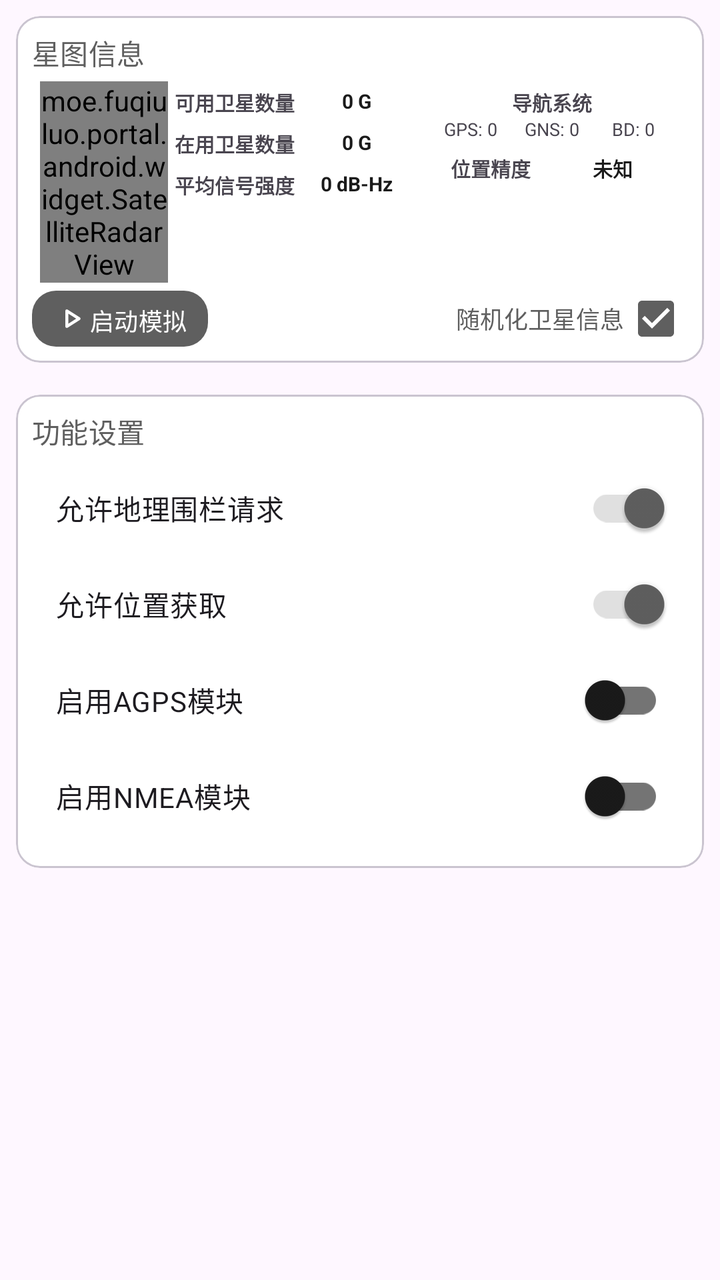
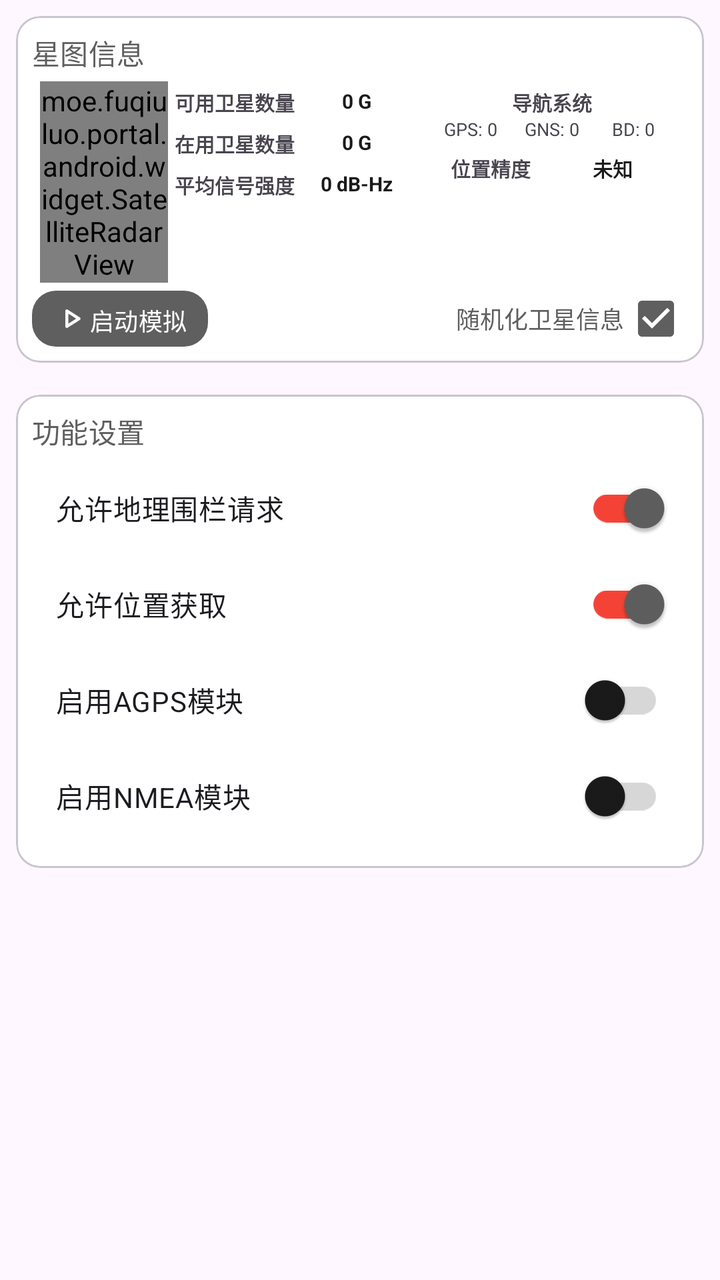

An Android layout rendered at two revisions. The XML below is the earlier revision; the diff shows what the commit changed to produce the second picture.
<!-- AndroidManifest.xml: application theme AppTheme -->
<!-- res/layout/fragment_gnss_mock.xml -->
<?xml version="1.0" encoding="utf-8"?>
<androidx.coordinatorlayout.widget.CoordinatorLayout
    xmlns:android="http://schemas.android.com/apk/res/android"
    xmlns:app="http://schemas.android.com/apk/res-auto"
    xmlns:tools="http://schemas.android.com/tools"
    android:layout_width="match_parent"
    android:layout_height="match_parent"
    tools:context=".ui.gnss.GnssMockFragment">

    <androidx.core.widget.NestedScrollView
        android:layout_width="match_parent"
        android:layout_height="match_parent">

        <LinearLayout
            android:layout_width="match_parent"
            android:layout_height="wrap_content"
            android:orientation="vertical">

            
            <com.google.android.material.card.MaterialCardView
                android:id="@+id/mock_gnss_card"
                android:layout_width="match_parent"
                android:layout_height="wrap_content"
                app:cardCornerRadius="12dp"
                android:layout_margin="8dp"
                app:cardPreventCornerOverlap="false"
                app:contentPadding="8dp">

                <LinearLayout
                    android:layout_width="match_parent"
                    android:layout_height="wrap_content"
                    android:orientation="vertical">

                    <TextView
                        android:layout_width="match_parent"
                        android:layout_height="wrap_content"
                        android:textColor="?attr/colorOnSurfaceVariant"
                        android:textAppearance="@style/TextAppearance.Material3.TitleSmall"
                        android:text="@string/satellites_info"/>

                    
                    <androidx.constraintlayout.widget.ConstraintLayout
                        android:layout_width="match_parent"
                        android:layout_height="wrap_content"
                        android:padding="4dp">

                        <moe.fuqiuluo.portal.android.widget.SatelliteRadarView
                            android:id="@+id/satellite_rada_view"
                            android:layout_width="0dp"
                            android:layout_height="wrap_content"
                            android:gravity="center"
                            app:layout_constraintEnd_toStartOf="@+id/satellites_info"
                            app:layout_constraintHorizontal_chainStyle="spread"
                            app:layout_constraintHorizontal_weight="1"
                            app:layout_constraintStart_toStartOf="parent"
                            app:layout_constraintTop_toTopOf="parent" />

                        <LinearLayout
                            android:id="@+id/satellites_info"
                            android:layout_width="0dp"
                            android:layout_height="wrap_content"
                            android:orientation="vertical"
                            android:gravity="center"
                            app:layout_constraintHorizontal_weight="2"
                            app:layout_constraintStart_toEndOf="@+id/satellite_rada_view"
                            app:layout_constraintEnd_toStartOf="@+id/text3"
                            app:layout_constraintTop_toTopOf="parent">

                            <TextView
                                android:visibility="gone"
                                android:layout_width="match_parent"
                                android:layout_height="wrap_content"
                                android:text="卫星信息"
                                android:gravity="center" />

                            <androidx.constraintlayout.widget.ConstraintLayout
                                android:layout_width="match_parent"
                                android:layout_height="wrap_content"
                                android:padding="3dp">

                                <TextView
                                    android:id="@+id/in_view_left_item"
                                    android:layout_width="0dp"
                                    android:layout_height="wrap_content"
                                    android:text="@string/in_view_left_item"
                                    android:gravity="center"
                                    android:textStyle="bold"
                                    android:textSize="10sp"
                                    app:layout_constraintHorizontal_weight="1"
                                    app:layout_constraintStart_toStartOf="parent"
                                    app:layout_constraintEnd_toStartOf="@+id/in_view_right_item"
                                    app:layout_constraintTop_toTopOf="parent"
                                    app:layout_constraintHorizontal_chainStyle="spread" />

                                <TextView
                                    android:id="@+id/in_view_right_item"
                                    android:layout_width="0dp"
                                    android:layout_height="wrap_content"
                                    android:text="@string/zero"
                                    android:gravity="center"
                                    android:textColor="?attr/colorOnSurface"
                                    android:textStyle="bold"
                                    android:textSize="10sp"
                                    app:layout_constraintHorizontal_weight="1"
                                    app:layout_constraintStart_toEndOf="@+id/in_view_left_item"
                                    app:layout_constraintEnd_toEndOf="parent"
                                    app:layout_constraintTop_toTopOf="parent" />

                            </androidx.constraintlayout.widget.ConstraintLayout>

                            <androidx.constraintlayout.widget.ConstraintLayout
                                android:layout_width="match_parent"
                                android:layout_height="wrap_content"
                                android:padding="3dp">

                                <TextView
                                    android:id="@+id/in_use_left_item"
                                    android:layout_width="0dp"
                                    android:layout_height="wrap_content"
                                    android:text="@string/in_use_satellite"
                                    android:gravity="center"
                                    android:textStyle="bold"
                                    android:textSize="10sp"
                                    app:layout_constraintHorizontal_weight="1"
                                    app:layout_constraintStart_toStartOf="parent"
                                    app:layout_constraintEnd_toStartOf="@+id/in_use_right_item"
                                    app:layout_constraintTop_toTopOf="parent"
                                    app:layout_constraintHorizontal_chainStyle="spread" />

                                <TextView
                                    android:id="@+id/in_use_right_item"
                                    android:layout_width="0dp"
                                    android:layout_height="wrap_content"
                                    android:text="@string/zero"
                                    android:gravity="center"
                                    android:textColor="?attr/colorOnSurface"
                                    android:textStyle="bold"
                                    android:textSize="10sp"
                                    app:layout_constraintHorizontal_weight="1"
                                    app:layout_constraintStart_toEndOf="@+id/in_use_left_item"
                                    app:layout_constraintEnd_toEndOf="parent"
                                    app:layout_constraintTop_toTopOf="parent" />

                            </androidx.constraintlayout.widget.ConstraintLayout>

                            <androidx.constraintlayout.widget.ConstraintLayout
                                android:layout_width="match_parent"
                                android:layout_height="wrap_content"
                                android:padding="3dp">

                                <TextView
                                    android:id="@+id/signal_strength_left_item"
                                    android:layout_width="0dp"
                                    android:layout_height="wrap_content"
                                    android:text="平均信号强度"
                                    android:gravity="center"
                                    android:textStyle="bold"
                                    android:textSize="10sp"
                                    app:layout_constraintHorizontal_weight="1"
                                    app:layout_constraintStart_toStartOf="parent"
                                    app:layout_constraintEnd_toStartOf="@+id/signal_strength_right_item"
                                    app:layout_constraintTop_toTopOf="parent"
                                    app:layout_constraintHorizontal_chainStyle="spread" />

                                <TextView
                                    android:id="@+id/signal_strength_right_item"
                                    android:layout_width="0dp"
                                    android:layout_height="wrap_content"
                                    android:text="0 dB-Hz"
                                    android:gravity="center"
                                    android:textColor="?attr/colorOnSurface"
                                    android:textStyle="bold"
                                    android:textSize="10sp"
                                    app:layout_constraintHorizontal_weight="1"
                                    app:layout_constraintStart_toEndOf="@+id/signal_strength_left_item"
                                    app:layout_constraintEnd_toEndOf="parent"
                                    app:layout_constraintTop_toTopOf="parent" />
                            </androidx.constraintlayout.widget.ConstraintLayout>

                            <com.google.android.material.card.MaterialCardView
                                android:visibility="gone"
                                android:layout_width="match_parent"
                                android:layout_height="wrap_content"
                                android:layout_margin="4dp"
                                app:cardCornerRadius="12dp"
                                app:cardElevation="1dp">

                                <LinearLayout
                                    android:layout_width="match_parent"
                                    android:layout_height="wrap_content"
                                    android:orientation="vertical"
                                    android:padding="4dp">

                                    <TextView
                                        android:layout_width="match_parent"
                                        android:layout_height="wrap_content"
                                        android:text="选中卫星详情"
                                        android:gravity="center"
                                        android:textStyle="bold"
                                        android:textSize="10sp"/>

                                    <TextView
                                        android:id="@+id/selected_satellite_prn"
                                        android:layout_width="match_parent"
                                        android:layout_height="wrap_content"
                                        android:text="PRN: --"
                                        android:textSize="9sp"/>

                                    <TextView
                                        android:id="@+id/selected_satellite_snr"
                                        android:layout_width="match_parent"
                                        android:layout_height="wrap_content"
                                        android:text="信号强度: -- dB-Hz"
                                        android:textSize="9sp"/>

                                    <TextView
                                        android:id="@+id/selected_satellite_elevation"
                                        android:layout_width="match_parent"
                                        android:layout_height="wrap_content"
                                        android:text="仰角: -- 度"
                                        android:textSize="9sp"/>

                                    <TextView
                                        android:id="@+id/selected_satellite_azimuth"
                                        android:layout_width="match_parent"
                                        android:layout_height="wrap_content"
                                        android:text="方位角: -- 度"
                                        android:textSize="9sp"/>
                                </LinearLayout>
                            </com.google.android.material.card.MaterialCardView>

                        </LinearLayout>

                        <LinearLayout
                            android:id="@+id/text3"
                            android:layout_width="0dp"
                            android:layout_height="wrap_content"
                            android:orientation="vertical"
                            app:layout_constraintHorizontal_weight="2"
                            app:layout_constraintStart_toEndOf="@+id/satellites_info"
                            app:layout_constraintEnd_toEndOf="parent"
                            app:layout_constraintTop_toTopOf="parent">

                            <androidx.constraintlayout.widget.ConstraintLayout
                                android:layout_width="match_parent"
                                android:layout_height="wrap_content"
                                android:padding="3dp">

                                <TextView
                                    android:id="@+id/nav_systems_title"
                                    android:layout_width="match_parent"
                                    android:layout_height="wrap_content"
                                    android:text="导航系统"
                                    android:gravity="center"
                                    android:textStyle="bold"
                                    android:textSize="10sp"
                                    app:layout_constraintTop_toTopOf="parent"
                                    app:layout_constraintStart_toStartOf="parent"
                                    app:layout_constraintEnd_toEndOf="parent"/>

                                <LinearLayout
                                    android:layout_width="match_parent"
                                    android:layout_height="wrap_content"
                                    android:orientation="horizontal"
                                    app:layout_constraintTop_toBottomOf="@id/nav_systems_title">

                                    <TextView
                                        android:id="@+id/gps_count"
                                        android:layout_width="0dp"
                                        android:layout_height="wrap_content"
                                        android:layout_weight="1"
                                        android:gravity="center"
                                        android:text="GPS: 0"
                                        android:textSize="9sp" />

                                    <TextView
                                        android:id="@+id/glonass_count"
                                        android:layout_width="0dp"
                                        android:layout_height="wrap_content"
                                        android:layout_weight="1"
                                        android:text="GNS: 0"
                                        android:gravity="center"
                                        android:textSize="9sp"/>

                                    <TextView
                                        android:id="@+id/beidou_count"
                                        android:layout_width="0dp"
                                        android:layout_height="wrap_content"
                                        android:layout_weight="1"
                                        android:text="BD: 0"
                                        android:gravity="center"
                                        android:textSize="9sp"/>
                                </LinearLayout>
                            </androidx.constraintlayout.widget.ConstraintLayout>

                            <androidx.constraintlayout.widget.ConstraintLayout
                                android:layout_width="match_parent"
                                android:layout_height="wrap_content"
                                android:padding="3dp">

                                <TextView
                                    android:id="@+id/accuracy_left_item"
                                    android:layout_width="0dp"
                                    android:layout_height="wrap_content"
                                    android:text="位置精度"
                                    android:gravity="center"
                                    android:textStyle="bold"
                                    android:textSize="10sp"
                                    app:layout_constraintHorizontal_weight="1"
                                    app:layout_constraintStart_toStartOf="parent"
                                    app:layout_constraintEnd_toStartOf="@+id/accuracy_right_item"
                                    app:layout_constraintTop_toTopOf="parent"
                                    app:layout_constraintHorizontal_chainStyle="spread" />

                                <TextView
                                    android:id="@+id/accuracy_right_item"
                                    android:layout_width="0dp"
                                    android:layout_height="wrap_content"
                                    android:text="未知"
                                    android:gravity="center"
                                    android:textColor="?attr/colorOnSurface"
                                    android:textStyle="bold"
                                    android:textSize="10sp"
                                    app:layout_constraintHorizontal_weight="1"
                                    app:layout_constraintStart_toEndOf="@+id/accuracy_left_item"
                                    app:layout_constraintEnd_toEndOf="parent"
                                    app:layout_constraintTop_toTopOf="parent" />
                            </androidx.constraintlayout.widget.ConstraintLayout>
                        </LinearLayout>

                    </androidx.constraintlayout.widget.ConstraintLayout>

                    <LinearLayout
                        android:layout_width="match_parent"
                        android:layout_height="wrap_content"
                        android:baselineAligned="false"
                        android:orientation="horizontal">

                        <LinearLayout
                            android:layout_width="0dp"
                            android:layout_height="wrap_content"
                            android:layout_weight="1">

                            <com.google.android.material.button.MaterialButton
                                android:id="@+id/switch_gnss_mock"
                                android:layout_width="wrap_content"
                                android:layout_height="28dp"
                                android:textColor="?attr/colorOnPrimary"
                                android:text="@string/start_mock"
                                style="@style/Widget.Material3.Button"
                                android:insetRight="0dp"
                                android:insetLeft="0dp"
                                android:insetTop="0dp"
                                android:insetBottom="0dp"
                                android:textSize="12sp"
                                app:icon="@drawable/rounded_play_arrow_24"
                                app:iconGravity="textStart"
                                app:iconPadding="0dp"
                                android:padding="6dp"
                                app:iconTint="?attr/colorOnPrimary"
                                app:cornerRadius="12dp"/>

                        </LinearLayout>

                        <LinearLayout
                            android:layout_width="0dp"
                            android:layout_weight="1"
                            android:layout_height="match_parent"
                            android:gravity="end|center">

                            <CheckedTextView
                                android:id="@+id/random_gnss"
                                android:layout_width="wrap_content"
                                android:layout_height="wrap_content"
                                android:checkMark="?android:attr/listChoiceIndicatorMultiple"
                                android:checkMarkTint="?attr/colorOnSurfaceVariant"
                                android:checked="true"
                                android:gravity="center"
                                android:text="随机化卫星信息"
                                android:textColor="?attr/colorOnSurfaceVariant"
                                android:textSize="12sp" />
                        </LinearLayout>
                    </LinearLayout>
                </LinearLayout>
            </com.google.android.material.card.MaterialCardView>

            
            <com.google.android.material.card.MaterialCardView
                android:id="@+id/settings_card"
                android:layout_width="match_parent"
                android:layout_height="wrap_content"
                app:cardCornerRadius="12dp"
                android:layout_margin="8dp"
                app:cardPreventCornerOverlap="false"
                app:contentPadding="8dp">

                <LinearLayout
                    android:layout_width="match_parent"
                    android:layout_height="wrap_content"
                    android:orientation="vertical">

                    <TextView
                        android:layout_width="match_parent"
                        android:layout_height="wrap_content"
                        android:textColor="?attr/colorOnSurfaceVariant"
                        android:textAppearance="@style/TextAppearance.Material3.TitleSmall"
                        android:text="功能设置"/>

                    <LinearLayout
                        android:layout_width="match_parent"
                        android:layout_height="wrap_content"
                        android:orientation="vertical"
                        android:padding="4dp">

                        <com.google.android.material.switchmaterial.SwitchMaterial
                            android:id="@+id/switch_request_geofence"
                            android:layout_width="match_parent"
                            android:layout_height="wrap_content"
                            android:text="允许地理围栏请求"
                            android:checked="true"
                            android:padding="8dp"/>

                        <com.google.android.material.switchmaterial.SwitchMaterial
                            android:id="@+id/switch_get_from_location"
                            android:layout_width="match_parent"
                            android:layout_height="wrap_content"
                            android:checked="true"
                            android:padding="8dp"
                            android:text="允许位置获取" />

                        <com.google.android.material.switchmaterial.SwitchMaterial
                            android:id="@+id/switch_enable_agps"
                            android:layout_width="match_parent"
                            android:layout_height="wrap_content"
                            android:text="启用AGPS模块"
                            android:checked="false"
                            android:padding="8dp"/>

                        <com.google.android.material.switchmaterial.SwitchMaterial
                            android:id="@+id/switch_enable_nmea"
                            android:layout_width="match_parent"
                            android:layout_height="wrap_content"
                            android:text="启用NMEA模块"
                            android:checked="false"
                            android:padding="8dp"/>
                    </LinearLayout>
                </LinearLayout>
            </com.google.android.material.card.MaterialCardView>
        </LinearLayout>
    </androidx.core.widget.NestedScrollView>
</androidx.coordinatorlayout.widget.CoordinatorLayout>
<!-- resources referenced by this layout -->
<resources>
  <!-- drawable rounded_play_arrow_24 (drawable) -->
  <vector xmlns:android="http://schemas.android.com/apk/res/android" android:autoMirrored="true" android:height="24dp" android:tint="#FFFFFF" android:viewportHeight="960" android:viewportWidth="960" android:width="24dp">
        
      <path android:fillColor="@android:color/white" android:pathData="M320,687L320,273Q320,256 332,244.5Q344,233 360,233Q365,233 370.5,234.5Q376,236 381,239L707,446Q716,452 720.5,461Q725,470 725,480Q725,490 720.5,499Q716,508 707,514L381,721Q376,724 370.5,725.5Q365,727 360,727Q344,727 332,715.5Q320,704 320,687ZM400,480L400,480L400,480L400,480ZM400,614L610,480L400,346L400,614Z"/>
      
  </vector>
  <string name="in_use_satellite">在用卫星数量</string>
  <string name="in_view_left_item">可用卫星数量</string>
  <string name="satellites_info">星图信息</string>
  <string name="start_mock">启动模拟</string>
  <string name="zero">0 G</string>
  <style name="AppTheme" parent="Theme.Material3.Light.NoActionBar">
          
          <item name="colorPrimary">#5F5F5F</item>
          <item name="colorOnPrimary">#FFFFFF</item>
          <item name="colorPrimaryContainer">#E0E0E0</item>
          <item name="colorOnPrimaryContainer">#1E1E1E</item>
          <item name="colorSecondary">#494949</item>
          <item name="colorOnSecondary">#FFFFFF</item>
          <item name="colorSecondaryContainer">#E7E7E7</item>
          <item name="colorOnSecondaryContainer">#2A2A2A</item>
          <item name="colorSurface">#FFFFFF</item>
          <item name="colorOnSurface">#1A1A1A</item>
          <item name="colorSurfaceVariant">#F0F0F0</item>
          <item name="colorOnSurfaceVariant">#5F5F5F</item>
          <item name="colorOutline">#747474</item>
  
          
          <item name="android:statusBarColor">@android:color/transparent</item>
          <item name="android:windowDrawsSystemBarBackgrounds">true</item>
          <item name="android:windowTranslucentStatus">true</item>
          <item name="windowActionModeOverlay">true</item>
          <item name="windowActionBar">false</item>
          <item name="windowNoTitle">true</item>
  
          
          <item name="searchViewStyle">@style/Portal.SearchViewStyle</item>
          <item name="sliderStyle">@style/Portal.SliderTheme</item>
      </style>
  <style name="Portal.SearchViewStyle" parent="Widget.AppCompat.SearchView" />
  <style name="Portal.SliderTheme" parent="Widget.Material3.Slider" />
</resources>

<!-- the commit's change to res/layout/fragment_gnss_mock.xml (unified diff, before → after) -->
@@ -418,7 +418,8 @@
                             android:layout_height="wrap_content"
                             android:text="允许地理围栏请求"
                             android:checked="true"
-                            android:padding="8dp"/>
+                            android:padding="8dp"
+                    app:trackTint="@color/switch_track_tint"/>
 
                         <com.google.android.material.switchmaterial.SwitchMaterial
                             android:id="@+id/switch_get_from_location"
@@ -426,7 +427,8 @@
                             android:layout_height="wrap_content"
                             android:checked="true"
                             android:padding="8dp"
-                            android:text="允许位置获取" />
+                            android:text="允许位置获取" 
+                    app:trackTint="@color/switch_track_tint"/>
 
                         <com.google.android.material.switchmaterial.SwitchMaterial
                             android:id="@+id/switch_enable_agps"
@@ -434,7 +436,8 @@
                             android:layout_height="wrap_content"
                             android:text="启用AGPS模块"
                             android:checked="false"
-                            android:padding="8dp"/>
+                            android:padding="8dp"
+                    app:trackTint="@color/switch_track_tint"/>
 
                         <com.google.android.material.switchmaterial.SwitchMaterial
                             android:id="@+id/switch_enable_nmea"
@@ -442,7 +445,8 @@
                             android:layout_height="wrap_content"
                             android:text="启用NMEA模块"
                             android:checked="false"
-                            android:padding="8dp"/>
+                            android:padding="8dp"
+                    app:trackTint="@color/switch_track_tint"/>
                     </LinearLayout>
                 </LinearLayout>
             </com.google.android.material.card.MaterialCardView>
